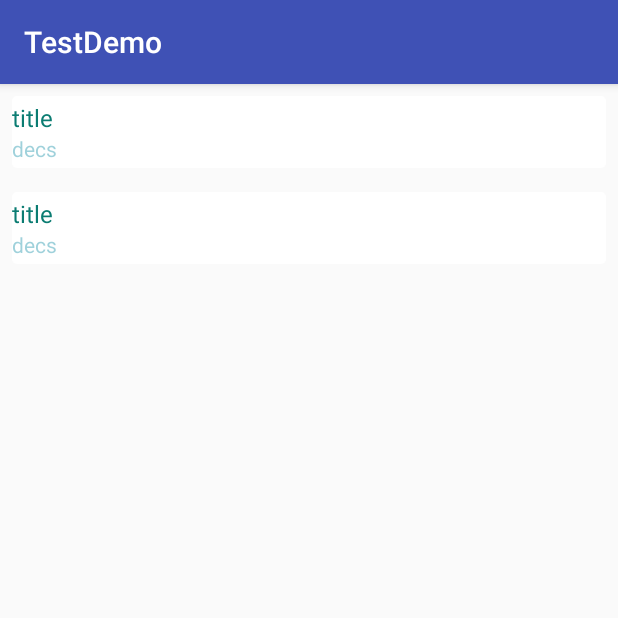
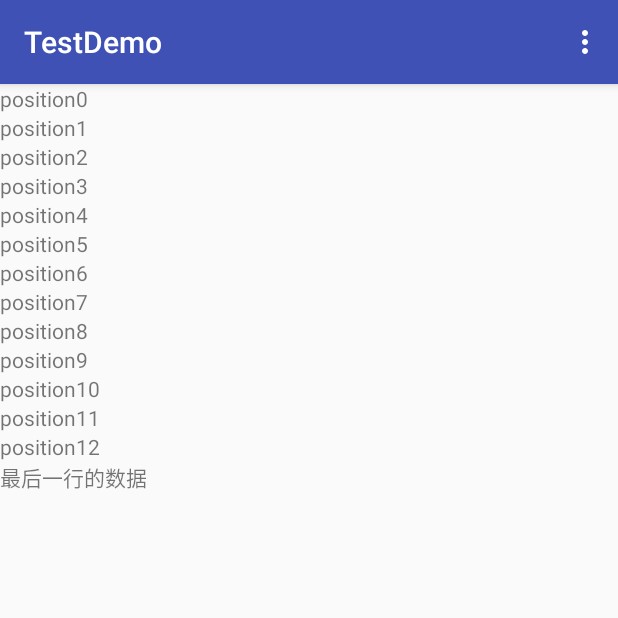
Before and after one commit to forjunjian/AndroidFrame, an Android app: the screen it shows after launch (MainActivity before the commit, FootRecycleViewActivity after it), on a phone screen of 412 x 824 dp, the top half of it. Run offline under Robolectric (Android 15) with nearby library versions, the phone set to English and light mode, and no system bars.

Commit message:
[code] 添加可以控制最后一行是否显示的RecycleView，命名为FootRecycleView，并添加测代码

```diff
--- a/FrameLib/build.gradle
+++ b/FrameLib/build.gradle
@@ -29,5 +29,7 @@ dependencies {
     compile 'com.android.support:appcompat-v7:25.3.1'
     testCompile 'junit:junit:4.12'
     //listView 的替代版
-    compile 'com.android.support:recyclerview-v7:25.3.1'
+//    compile 'com.android.support:recyclerview-v7:25.3.1'
+//    compile 'com.android.support:design:25.0.0-alpha1'
+    compile 'com.android.support:design:25.3.1'
 }
--- /dev/null
+++ b/FrameLib/src/main/java/com/forjun/frame/frame/base/adapter/FootRecycleAdapter.java
@@ -0,0 +1,125 @@
+package com.forjun.frame.frame.base.adapter;
+
+import android.content.Context;
+import android.support.v7.widget.RecyclerView;
+import android.util.Log;
+import android.view.View;
+import android.view.ViewGroup;
+import android.widget.TextView;
+
+import java.util.ArrayList;
+import java.util.List;
+
+/**
+ * Created by 黄骏健 on 2017/5/20.
+ */
+
+public class FootRecycleAdapter extends RecyclerView.Adapter {
+    private static final String TAG = "FootRecycleAdapter";
+
+    Context mContext;
+
+    List<String> mNormalDataList = new ArrayList<>();
+    String mFootItemData = "最后一行的数据";
+
+    private  static final int TYPE_NORMAL = 0;
+    private  static final int TYPE_FOOT = 1;
+
+    public FootRecycleAdapter(Context context) {
+        mContext = context;
+    }
+
+    @Override
+    public RecyclerView.ViewHolder onCreateViewHolder(ViewGroup parent, int viewType) {
+        switch (viewType){
+            case TYPE_NORMAL:
+                TextView normalView = new TextView(mContext);
+                return  new NormalViewHolder(normalView);
+            case TYPE_FOOT:
+                TextView footview = new TextView(mContext);
+                return  new FootViewHolder(footview);
+        }
+        return null;
+    }
+
+    @Override
+    public void onBindViewHolder(RecyclerView.ViewHolder holder, int position) {
+        Log.d(TAG, "onBindViewHolder: "+position);
+        if(position< mNormalDataList.size()){
+            NormalViewHolder normalViewHolder = (NormalViewHolder) holder;
+            normalViewHolder.bindData(mNormalDataList.get(position));
+        }else{
+            FootViewHolder footViewHolder = (FootViewHolder) holder;
+            footViewHolder.bindData(mFootItemData);
+        }
+
+    }
+
+
+    @Override
+    public int getItemCount() {
+
+        int count = 0;
+        if(mFootItemData == null){
+            count =  mNormalDataList.size();
+        }else{
+            count = mNormalDataList.size()+1;
+        }
+        Log.d(TAG, "getItemCount: "+count);
+        return count;
+    }
+
+    @Override
+    public int getItemViewType(int position) {
+        Log.d(TAG, "getItemViewType: "+position);
+        if(position < mNormalDataList.size()){
+            return TYPE_NORMAL;
+        }
+        return TYPE_FOOT;
+    }
+
+    /**
+     * 如果footViewData 为空 则不显示最后一列
+     * @param footViewData
+     */
+    public void setFootViewData(String footViewData){
+        mFootItemData = footViewData;
+    }
+
+    /**
+     * 设置正常数据的列
+     * @param normalDataList
+     */
+    public void setNormalDataList(List<String> normalDataList){
+        mNormalDataList.clear();
+        mNormalDataList.addAll(normalDataList);
+    }
+
+    /**
+     * 最后一行
+     */
+    private static class FootViewHolder extends RecyclerView.ViewHolder {
+        TextView mTitle;
+        public FootViewHolder(View itemView) {
+            super(itemView);
+            mTitle = (TextView) itemView;
+        }
+        public void bindData(String title){
+            mTitle.setText(title);
+        }
+    }
+
+    /**
+     * 正常数据
+     */
+    private static class NormalViewHolder extends RecyclerView.ViewHolder {
+        TextView mTitle;
+        public NormalViewHolder(View itemView) {
+            super(itemView);
+            mTitle = (TextView) itemView;
+        }
+        public void bindData(String title){
+            mTitle.setText(title);
+        }
+    }
+}
--- a/testdemo/src/main/AndroidManifest.xml
+++ b/testdemo/src/main/AndroidManifest.xml
@@ -9,13 +9,16 @@
         android:supportsRtl="true"
         android:theme="@style/AppTheme">
         <activity android:name=".MainActivity">
+
+        </activity>
+        <activity android:name=".DemoHucActivity"/>
+        <activity android:name=".base.adapter.FootRecycleViewActivity">
             <intent-filter>
                 <action android:name="android.intent.action.MAIN"/>
 
                 <category android:name="android.intent.category.LAUNCHER"/>
             </intent-filter>
         </activity>
-        <activity android:name=".DemoHucActivity"/>
     </application>
 
 </manifest>
--- a/testdemo/src/main/java/com/forjun/testdemo/MainActivity.java
+++ b/testdemo/src/main/java/com/forjun/testdemo/MainActivity.java
@@ -10,4 +10,5 @@ public class MainActivity extends BaseKKTestActivity {
                 new DemoInfo("title","decs", DemoHucActivity.class)
         };
     }
+
 }
--- /dev/null
+++ b/testdemo/src/main/java/com/forjun/testdemo/base/adapter/FootRecycleViewActivity.java
@@ -0,0 +1,85 @@
+package com.forjun.testdemo.base.adapter;
+
+import android.support.v7.widget.LinearLayoutManager;
+import android.support.v7.widget.RecyclerView;
+import android.view.Menu;
+import android.view.MenuItem;
+
+import com.forjun.frame.frame.base.adapter.FootRecycleAdapter;
+import com.forjun.frame.frame.base.ui.activity.BaseActivity;
+import com.forjun.testdemo.R;
+
+import java.util.ArrayList;
+import java.util.List;
+
+/**
+ * Created by 黄骏健 on 2017/5/20.
+ */
+
+public class FootRecycleViewActivity extends BaseActivity {
+
+    private RecyclerView mRclview;
+    private FootRecycleAdapter mAdapter;
+
+
+    @Override
+    protected int getResourcesId() {
+        return R.layout.activity_foot_recycle_view;
+    }
+
+    @Override
+    protected void init() {
+        super.init();
+        initView();
+    }
+
+    private void initView() {
+        mRclview = (RecyclerView) findViewById(R.id.rclview);
+        mRclview.setHasFixedSize(true);
+        mRclview.setLayoutManager(new LinearLayoutManager(this));
+        mAdapter = new FootRecycleAdapter(this);
+        mAdapter.setNormalDataList(getTestNormalData());
+        mRclview.setAdapter(mAdapter);
+    }
+
+
+
+    @Override
+    public boolean onCreateOptionsMenu(Menu menu) {
+        getMenuInflater().inflate(R.menu.test_recycle_with_foot, menu);
+        return true;
+    }
+
+    /**
+     * 测试代码
+     * @param item
+     * @return
+     */
+    @Override
+    public boolean onOptionsItemSelected(MenuItem item) {
+        switch (item.getItemId()){
+            case R.id.foot_recycle_remove:
+                mAdapter.setFootViewData(null);
+                mAdapter.notifyDataSetChanged();
+                break;
+            case R.id.foot_recyle_add:
+                mAdapter.setFootViewData("底部有值");
+                mAdapter.notifyDataSetChanged();
+                break;
+        }
+        return true;
+
+    }
+
+    /**
+     * 测试数据
+     * @return
+     */
+    private List<String> getTestNormalData() {
+        List<String> nomalData = new ArrayList<>();
+        for (int i = 0; i < 13; i++) {
+            nomalData.add("position"+i);
+        }
+        return nomalData;
+    }
+}
--- /dev/null
+++ b/testdemo/src/main/res/layout/activity_foot_recycle_view.xml
@@ -0,0 +1,12 @@
+<?xml version="1.0" encoding="utf-8"?>
+<RelativeLayout
+    xmlns:android="http://schemas.android.com/apk/res/android"
+    android:id="@+id/activity_main"
+    android:layout_width="match_parent"
+    android:layout_height="match_parent">
+
+    <android.support.v7.widget.RecyclerView
+        android:id="@+id/rclview"
+        android:layout_width="match_parent"
+        android:layout_height="match_parent"/>
+</RelativeLayout>
--- /dev/null
+++ b/testdemo/src/main/res/menu/test_recycle_with_foot.xml
@@ -0,0 +1,7 @@
+<?xml version="1.0" encoding="utf-8"?>
+<menu xmlns:android="http://schemas.android.com/apk/res/android">
+    <item android:title="删除最后一行"
+          android:id="@+id/foot_recycle_remove"/>
+    <item android:title="添加最后一行"
+          android:id="@+id/foot_recyle_add"/>
+</menu>
```
Also changed, not shown: FrameLib/src/main/java/com/forjun/frame/frame/utils/SnackBarUtils.java (added, +172 -0 lines).
